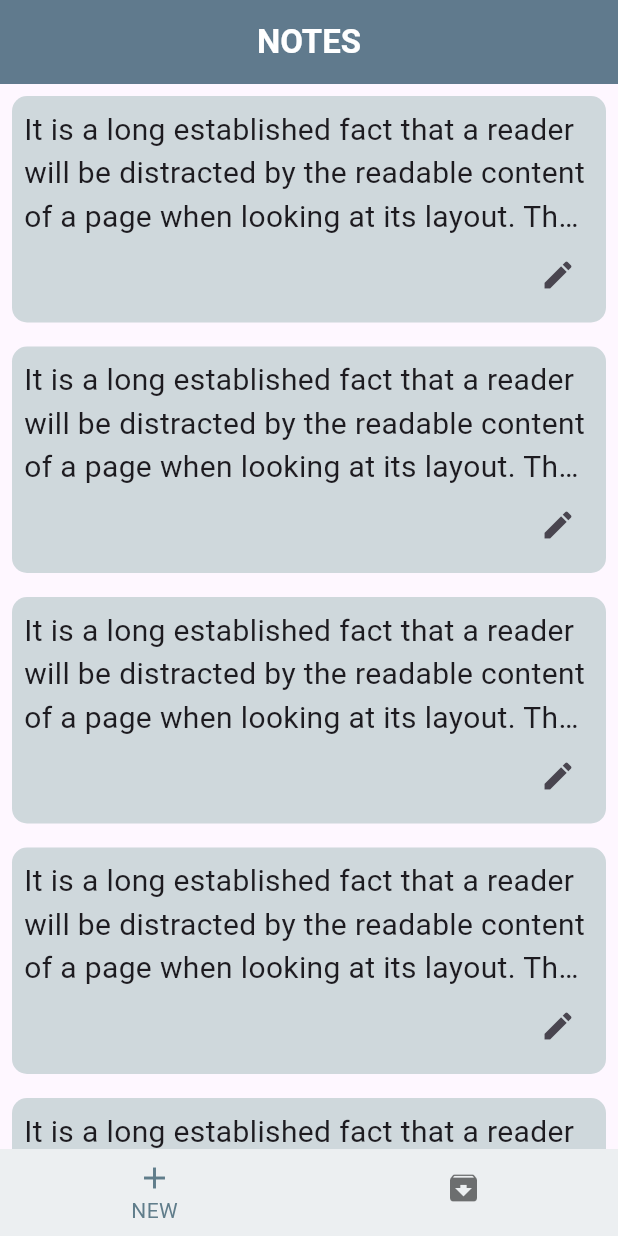
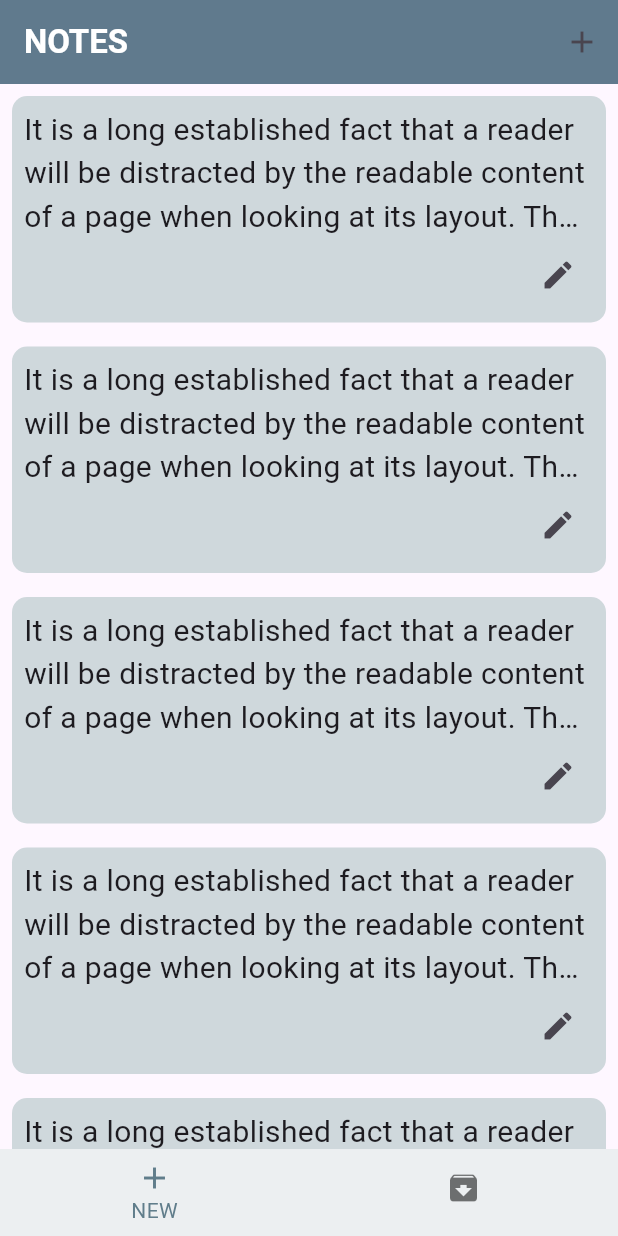
Before and after one commit to AbdullahAlomair6/notes-app, a Flutter app: the screen it shows after launch, on a phone screen of 412 x 824 dp. Run offline on Flutter 3.47's test engine with Material 3 defaults, Android fonts, the phone set to English and light mode, and no system bars; our stand-ins replace flutter_bloc.

```diff
--- a/lib/custom-widget/widget/appBar.dart
+++ b/lib/custom-widget/widget/app_bar_design.dart
@@ -1,20 +1,21 @@
 import 'package:flutter/material.dart';
 
 class AppBarDesign extends StatelessWidget implements PreferredSizeWidget {
-  const AppBarDesign({super.key, required this.title});
+  const AppBarDesign({super.key, required this.title, this.onPressedIcon});
 
   final String title;
+  final Function()? onPressedIcon;
 
   @override
   Widget build(BuildContext context) {
     return AppBar(
+      actions: [IconButton(onPressed: onPressedIcon, icon: Icon(Icons.add))],
+      centerTitle: false,
       backgroundColor: Colors.blueGrey,
       elevation: 2,
-      title: Center(
-        child: Text(
-          title,
-          style: TextStyle(color: Colors.white, fontWeight: FontWeight.bold),
-        ),
+      title: Text(
+        title,
+        style: TextStyle(color: Colors.white, fontWeight: FontWeight.bold),
       ),
     );
   }
--- a/lib/modules/archive_notes/view/archive_screen.dart
+++ b/lib/modules/archive_notes/view/archive_screen.dart
@@ -1,5 +1,4 @@
 import 'package:flutter/material.dart';
-
 
 
 
--- /dev/null
+++ b/lib/modules/bottom_sheet/bloc/bottom_sheet_state.dart
@@ -0,0 +1,3 @@
+abstract class BottomSheetState{}
+
+class InitialState extends BottomSheetState{}
--- a/lib/modules/new_notes/view/new_notes_screen.dart
+++ b/lib/modules/new_notes/view/new_notes_screen.dart
@@ -1,7 +1,8 @@
 import 'package:flutter/material.dart';
 
-import '../../../custom-widget/widget/appBar.dart';
+import '../../../custom-widget/widget/app_bar_design.dart';
 import '../../../custom-widget/widget/card_items.dart';
+import '../../bottom_sheet/view/bottom_sheet_screen.dart';
 
 class NewNotesScreen extends StatelessWidget {
   const NewNotesScreen({super.key});
@@ -9,7 +10,7 @@ class NewNotesScreen extends StatelessWidget {
   @override
   Widget build(BuildContext context) {
     return Scaffold(
-      appBar: AppBarDesign(title: 'NOTES'),
+      appBar: _appBarDesign(context),
       body: ListView.separated(
         itemBuilder:
             (context, index) => CardItems(
@@ -23,3 +24,15 @@ class NewNotesScreen extends StatelessWidget {
     );
   }
 }
+
+AppBarDesign _appBarDesign(context) {
+  return AppBarDesign(
+    title: 'NOTES',
+    onPressedIcon: () {
+      showModalBottomSheet(
+        context: context,
+        builder: (context) => const BottomSheetScreen(),
+      );
+    },
+  );
+}
```
Also changed, not shown: lib/custom-widget/widget/custom_edittext.dart (added, +92 -0 lines), lib/modules/bottom_sheet/bloc/bottom_sheet_cubit.dart (added, +11 -0 lines), lib/modules/bottom_sheet/view/bottom_sheet_screen.dart (added, +35 -0 lines).
